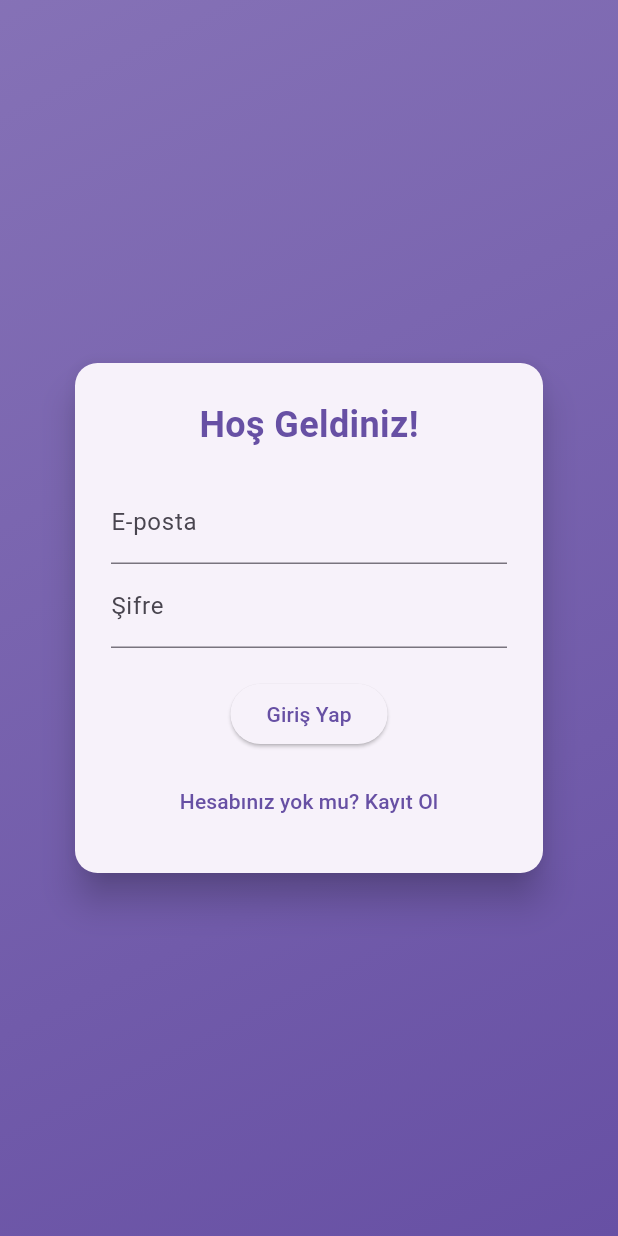
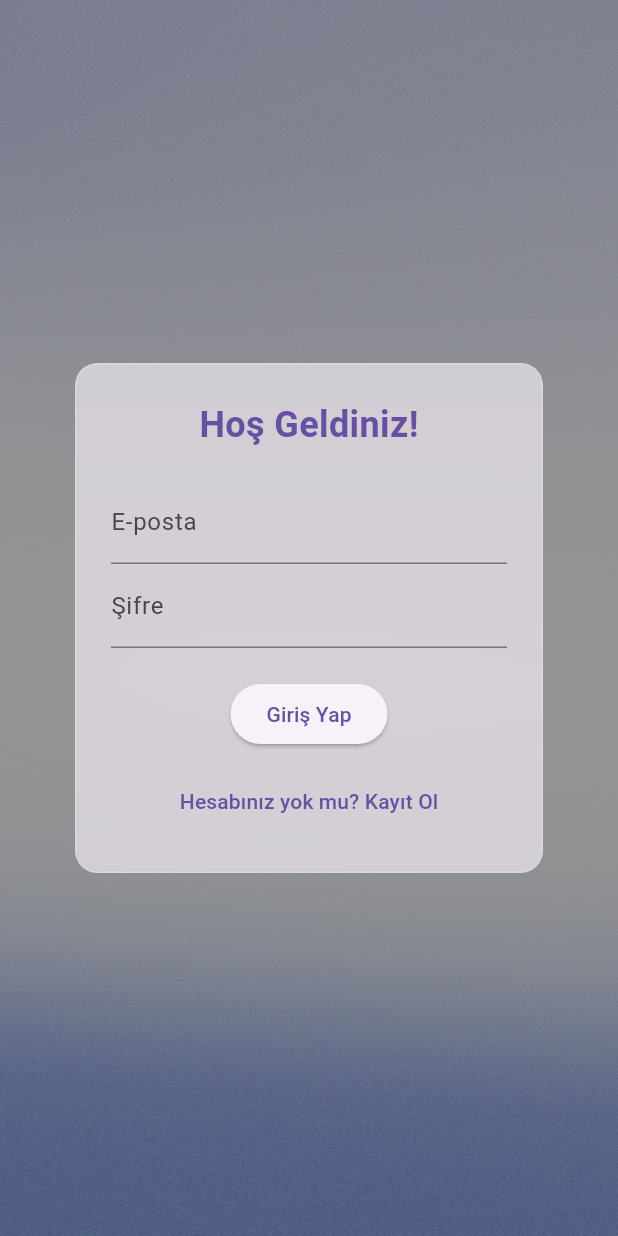
Before and after one commit to zisansarac/notix, a Flutter app: the screen it shows after launch, on a phone screen of 412 x 824 dp. Run offline on Flutter 3.47's test engine with Material 3 defaults, Android fonts, the phone set to English and light mode, and no system bars; our stand-ins replace dio, flutter_riverpod, flutter_secure_storage, lottie.

```diff
--- a/frontend/lib/screens/auth_screen.dart
+++ b/frontend/lib/screens/auth_screen.dart
@@ -1,6 +1,8 @@
 import 'package:flutter/material.dart';
 import 'package:flutter_riverpod/flutter_riverpod.dart';
 import '../providers/auth_provider.dart';
+import 'package:lottie/lottie.dart';
+import 'dart:ui';
 
 final isLoginProvider = StateProvider<bool>((ref) => true);
 
@@ -12,33 +14,46 @@ class AuthScreen extends ConsumerWidget {
     final isLogin = ref.watch(isLoginProvider);
 
     return Scaffold(
-      body: Container(
-        decoration: BoxDecoration(
-          gradient: LinearGradient(
-            colors: [
-              Theme.of(context).primaryColor.withOpacity(0.8),
-              Theme.of(context).primaryColor,
-            ],
-            begin: Alignment.topLeft,
-            end: Alignment.bottomRight,
+      resizeToAvoidBottomInset: false,
+      body: Stack(
+        children: [
+          Positioned.fill(
+            child: Image.asset(
+              'assets/images/auth_background.jpg', //
+              fit: BoxFit.cover,
             ),
           ),
 
-        child: Center(
+          Positioned.fill(
+            child: Container(color: Colors.black45.withValues(alpha: 0.4)),
+          ),
+
+          Center(
             child: SingleChildScrollView(
               padding: const EdgeInsets.all(30.0),
+              child: ClipRRect(
+                borderRadius: BorderRadius.circular(15),
+                child: BackdropFilter(
+                  filter: ImageFilter.blur(sigmaX: 8, sigmaY: 8),
                   child: Card(
+                    color: Theme.of(context).cardColor.withValues(alpha: 0.6),
                     margin: const EdgeInsets.symmetric(horizontal: 20),
-              elevation: 10,
+                    elevation: 0, // Card gölgesini kaldırdık
                     shape: RoundedRectangleBorder(
                       borderRadius: BorderRadius.circular(15),
+                      side: BorderSide(
+                        color: Colors.white.withValues(
+                          alpha: 0.2,
+                        ), // Hafif beyaz çerçeve
+                        width: 1,
                       ),
+                    ),
+
                     child: Padding(
                       padding: const EdgeInsets.all(24.0),
                       child: Column(
                         mainAxisSize: MainAxisSize.min,
                         children: [
-                    // Uygulama logosu/başlığı
                           Text(
                             isLogin ? 'Hoş Geldiniz!' : 'Yeni Hesap Oluştur',
                             style: TextStyle(
@@ -57,6 +72,9 @@ class AuthScreen extends ConsumerWidget {
                   ),
                 ),
               ),
+            ),
+          ),
+        ],
       ),
     );
   }
--- a/frontend/lib/screens/notes_screen.dart
+++ b/frontend/lib/screens/notes_screen.dart
@@ -29,7 +29,6 @@ class NotesScreen extends ConsumerWidget {
               final currentTheme = ref.read(themeProvider);
               final notifier = ref.read(themeProvider.notifier);
 
-              // Basit bir toggle mantığı: light -> dark -> system
               if (currentTheme == ThemeMode.light) {
                 notifier.setDark();
               } else if (currentTheme == ThemeMode.dark) {
```
Also changed, not shown: frontend/pubspec.yaml (+5 -3 lines), frontend/assets/images/auth_background.jpg (added), frontend/pubspec.lock. Lines whose indentation alone changed are shown as unchanged.
